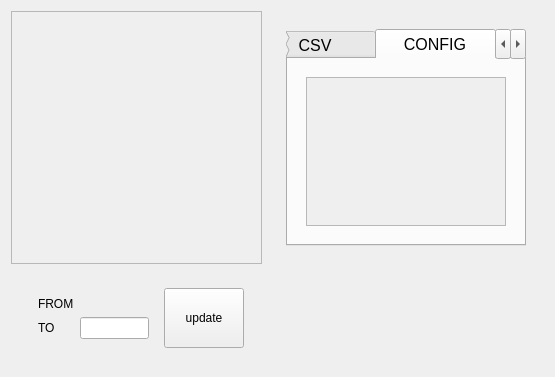
This is common_support/ui/setup_labels.ui in fazalfzl/choice as Qt 5 draws it before an edit. The edited form follows.
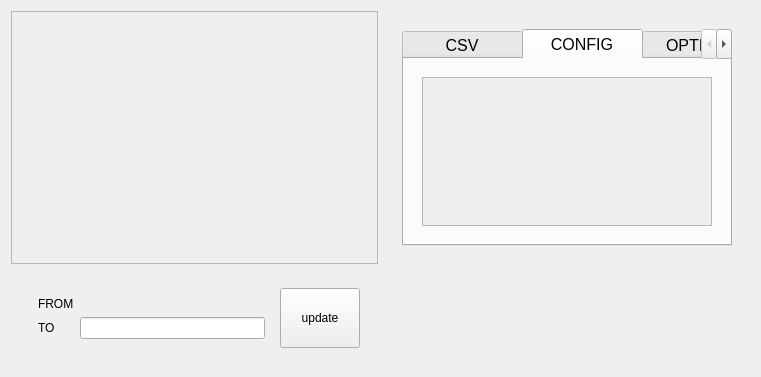
This is the edited form. The open tabs and pages were chosen to show the change.

The edit to the form file:
```diff
--- a/common_support/ui/setup_labels.ui
+++ b/common_support/ui/setup_labels.ui
@@ -6,7 +6,7 @@
    <rect>
     <x>0</x>
     <y>0</y>
-    <width>555</width>
+    <width>761</width>
     <height>377</height>
    </rect>
   </property>
@@ -24,7 +24,7 @@
        <rect>
         <x>0</x>
         <y>0</y>
-        <width>239</width>
+        <width>371</width>
         <height>290</height>
        </rect>
       </property>
@@ -133,7 +133,7 @@
                     <rect>
                      <x>0</x>
                      <y>0</y>
-                     <width>242</width>
+                     <width>316</width>
                      <height>207</height>
                     </rect>
                    </property>
```
Left out of the diff: 2 changed lines with no effect on the pictures.
